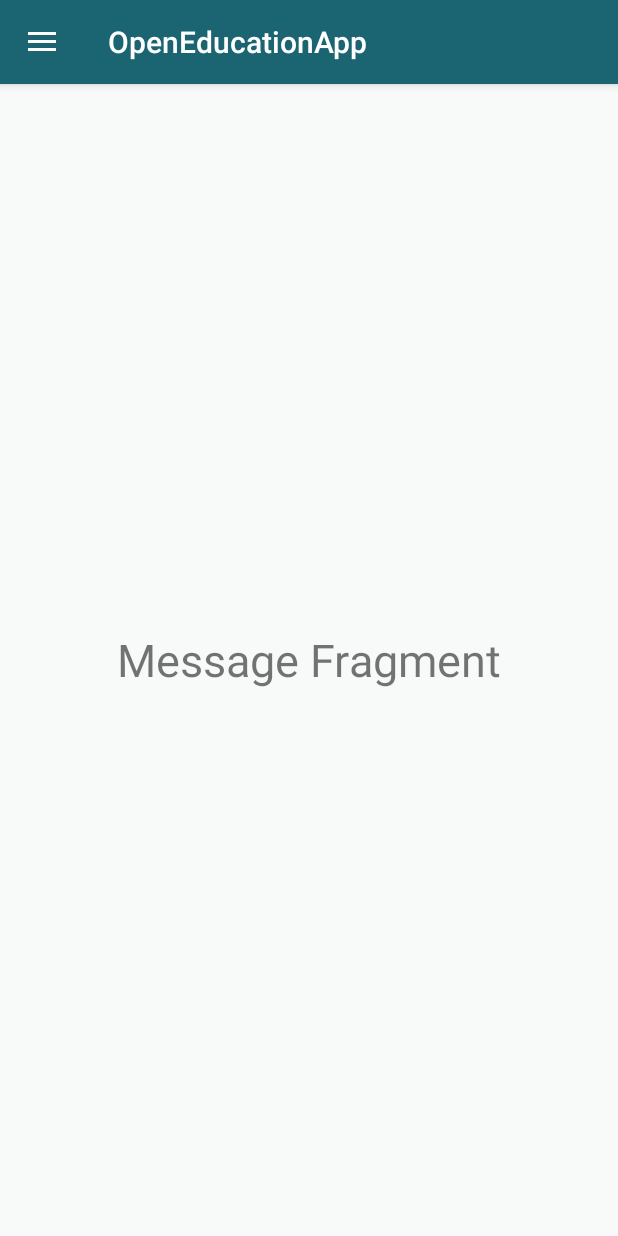
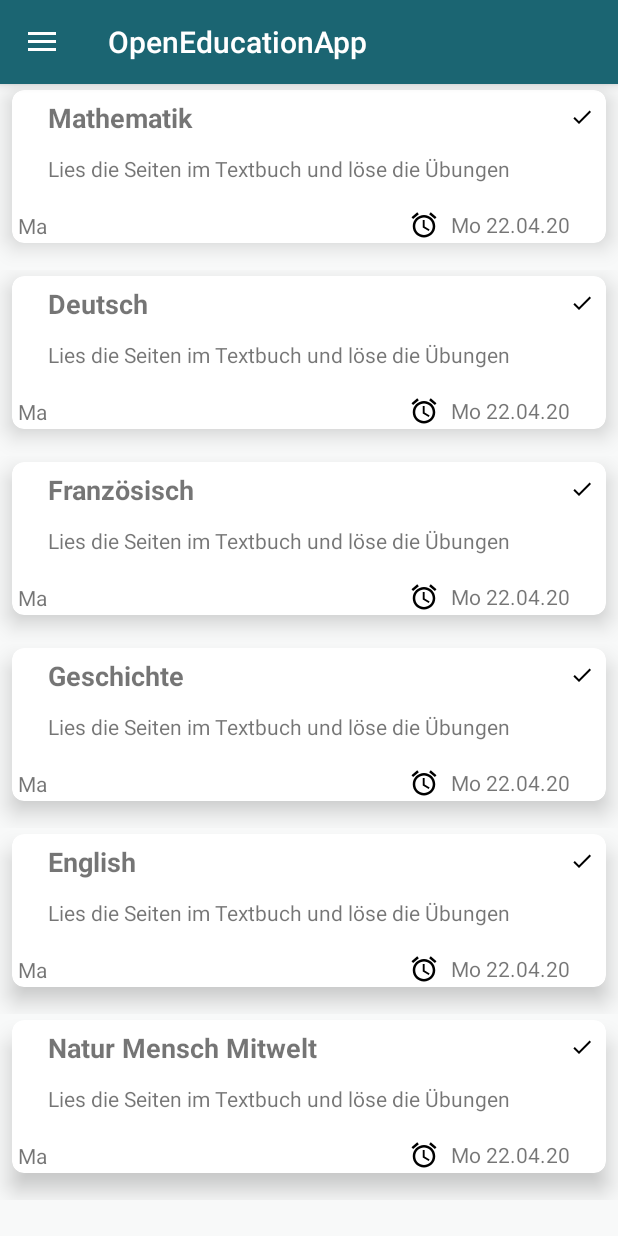
Before and after one commit to kaiott/open-education-app, an Android app: the MainFragment screen opened directly, with no data from a screen before it, on a phone screen of 412 x 824 dp. Run offline under Robolectric (Android 15) with nearby library versions, the phone set to English and light mode, and no system bars.

Commit message:
make recyclerviews for courses and tasks

```diff
--- a/app/src/main/java/com/example/openeducationapp/MainActivity.java
+++ b/app/src/main/java/com/example/openeducationapp/MainActivity.java
@@ -6,6 +6,8 @@ import androidx.appcompat.app.AppCompatActivity;
 import androidx.appcompat.widget.Toolbar;
 import androidx.core.view.GravityCompat;
 import androidx.drawerlayout.widget.DrawerLayout;
+import androidx.recyclerview.widget.LinearLayoutManager;
+import androidx.recyclerview.widget.RecyclerView;
 
 import android.content.Intent;
 import android.os.Bundle;
@@ -41,7 +43,6 @@ public class MainActivity extends AppCompatActivity implements NavigationView.On
                     new MainFragment(R.id.nav_news)).commit();
             navigationView.setCheckedItem(R.id.nav_news);
         }
-
     }
 
     @Override
--- a/app/src/main/java/com/example/openeducationapp/MainFragment.java
+++ b/app/src/main/java/com/example/openeducationapp/MainFragment.java
@@ -8,10 +8,15 @@ import android.view.ViewGroup;
 import androidx.annotation.NonNull;
 import androidx.annotation.Nullable;
 import androidx.fragment.app.Fragment;
+import androidx.recyclerview.widget.LinearLayoutManager;
+import androidx.recyclerview.widget.RecyclerView;
 
 public class MainFragment extends Fragment {
 
     private int nav_item;
+    RecyclerView recyclerView;
+
+
     public MainFragment(int nav_item) {
         this.nav_item = nav_item;
     }
@@ -19,18 +24,38 @@ public class MainFragment extends Fragment {
     @Override
     public View onCreateView(@NonNull LayoutInflater inflater, @Nullable ViewGroup container, @Nullable Bundle savedInstanceState) {
         int fragment;
+
         switch (nav_item) {
             case R.id.nav_news:
-                fragment = R.layout.fragment_news;
+                fragment = R.layout.fragment_recycler;
                 break;
             case R.id.nav_classroom:
-                fragment = R.layout.fragment_classroom;
+                fragment = R.layout.fragment_recycler;
                 break;
             case R.id.nav_chat:
-                fragment = R.layout.fragment_chat;
+                fragment = R.layout.fragment_recycler;
                 break;
-            default: fragment = R.layout.fragment_news;
+            default: fragment = R.layout.fragment_recycler;
         }
-        return inflater.inflate(fragment, container, false);
+        View view = inflater.inflate(fragment, container, false);
+        recyclerView = view.findViewById(R.id.recyclerView);
+        String [] course_names ={"Mathematik", "Deutsch", "Französisch", "Geschichte", "English", "Natur Mensch Mitwelt"};
+        RecyclerView.Adapter myAdapter;
+        switch (nav_item) {
+            case R.id.nav_news:
+                myAdapter = new TaskTileAdapter(getActivity(), course_names);
+                break;
+            case R.id.nav_classroom:
+                myAdapter = new CourseTileAdapter(getActivity(), course_names);
+                break;
+            case R.id.nav_chat:
+                myAdapter = new CourseTileAdapter(getActivity(), course_names);
+                break;
+            default: myAdapter = new CourseTileAdapter(getActivity(), course_names);
+        }
+        recyclerView.setAdapter(myAdapter);
+        recyclerView.setLayoutManager(new LinearLayoutManager(getContext()));
+
+        return view;
     }
 }
--- /dev/null
+++ b/app/src/main/java/com/example/openeducationapp/TaskTileAdapter.java
@@ -0,0 +1,64 @@
+package com.example.openeducationapp;
+
+import android.content.Context;
+import android.view.LayoutInflater;
+import android.view.View;
+import android.view.ViewGroup;
+import android.widget.ImageView;
+import android.widget.TextView;
+
+import androidx.annotation.NonNull;
+import androidx.constraintlayout.widget.ConstraintLayout;
+import androidx.recyclerview.widget.RecyclerView;
+
+public class TaskTileAdapter extends RecyclerView.Adapter<TaskTileAdapter.EventViewHolder> {
+
+    private String [] courses_names;
+    private Context context;
+
+    public TaskTileAdapter(Context ct, String courses_names[]) {
+        context = ct;
+        this.courses_names = courses_names;
+    }
+
+    @NonNull
+    @Override
+    public EventViewHolder onCreateViewHolder(@NonNull ViewGroup parent, int viewType) {
+        LayoutInflater inflater = LayoutInflater.from(context);
+        View view = inflater.inflate(R.layout.task_tile, parent, false);
+        return new EventViewHolder(view);
+    }
+
+    @Override
+    public void onBindViewHolder(@NonNull EventViewHolder holder, final int position) {
+        holder.titleText.setText(courses_names[position]);
+        holder.constraintLayout.setOnClickListener(new View.OnClickListener() {
+            @Override
+            public void onClick(View v) {
+
+            }
+        });
+    }
+
+    @Override
+    public int getItemCount() {
+        return courses_names.length;
+    }
+
+    public class EventViewHolder extends RecyclerView.ViewHolder{
+
+        TextView titleText, detailsText, deadlineText, typeText;
+        ImageView statusImage;
+        ConstraintLayout constraintLayout;
+
+        public EventViewHolder(@NonNull View itemView) {
+            super(itemView);
+            titleText = itemView.findViewById(R.id.task_title);
+            detailsText = itemView.findViewById(R.id.task_details);
+            deadlineText = itemView.findViewById(R.id.task_deadline);
+            typeText = itemView.findViewById(R.id.task_type);
+            statusImage = itemView.findViewById(R.id.task_status);
+            constraintLayout = itemView.findViewById(R.id.mainLayout);
+        }
+    }
+}
--- /dev/null
+++ b/app/src/main/res/drawable/ic_alarm_black_24dp.xml
@@ -0,0 +1,9 @@
+<vector xmlns:android="http://schemas.android.com/apk/res/android"
+        android:width="24dp"
+        android:height="24dp"
+        android:viewportWidth="24.0"
+        android:viewportHeight="24.0">
+    <path
+        android:fillColor="#FF000000"
+        android:pathData="M22,5.72l-4.6,-3.86 -1.29,1.53 4.6,3.86L22,5.72zM7.88,3.39L6.6,1.86 2,5.71l1.29,1.53 4.59,-3.85zM12.5,8L11,8v6l4.75,2.85 0.75,-1.23 -4,-2.37L12.5,8zM12,4c-4.97,0 -9,4.03 -9,9s4.02,9 9,9c4.97,0 9,-4.03 9,-9s-4.03,-9 -9,-9zM12,20c-3.87,0 -7,-3.13 -7,-7s3.13,-7 7,-7 7,3.13 7,7 -3.13,7 -7,7z"/>
+</vector>
--- /dev/null
+++ b/app/src/main/res/drawable/ic_done_black_24dp.xml
@@ -0,0 +1,9 @@
+<vector xmlns:android="http://schemas.android.com/apk/res/android"
+        android:width="24dp"
+        android:height="24dp"
+        android:viewportWidth="24.0"
+        android:viewportHeight="24.0">
+    <path
+        android:fillColor="#FF000000"
+        android:pathData="M9,16.2L4.8,12l-1.4,1.4L9,19 21,7l-1.4,-1.4L9,16.2z"/>
+</vector>
--- a/app/src/main/res/layout/fragment_news.xml
+++ /dev/null
@@ -1,14 +0,0 @@
-<?xml version="1.0" encoding="utf-8"?>
-<RelativeLayout xmlns:android="http://schemas.android.com/apk/res/android"
-    android:layout_width="match_parent"
-    android:layout_height="match_parent"
-    android:background="@color/alt1">
-
-    <TextView
-        android:layout_width="wrap_content"
-        android:layout_height="wrap_content"
-        android:text="Message Fragment"
-        android:textSize="30sp"
-        android:layout_centerInParent="true"/>
-
-</RelativeLayout>
--- /dev/null
+++ b/app/src/main/res/layout/fragment_recycler.xml
@@ -0,0 +1,13 @@
+<?xml version="1.0" encoding="utf-8"?>
+<androidx.constraintlayout.widget.ConstraintLayout xmlns:android="http://schemas.android.com/apk/res/android"
+    android:layout_width="match_parent"
+    android:layout_height="match_parent"
+    android:background="@color/alt1">
+
+    <androidx.recyclerview.widget.RecyclerView
+        android:id="@+id/recyclerView"
+        android:layout_width="match_parent"
+        android:layout_height="match_parent"
+        android:layout_alignParentStart="true"
+        android:layout_alignParentTop="true"/>
+</androidx.constraintlayout.widget.ConstraintLayout>
--- /dev/null
+++ b/app/src/main/res/layout/task_tile.xml
@@ -0,0 +1,105 @@
+<?xml version="1.0" encoding="utf-8"?>
+<androidx.constraintlayout.widget.ConstraintLayout xmlns:android="http://schemas.android.com/apk/res/android"
+    xmlns:app="http://schemas.android.com/apk/res-auto"
+    xmlns:tools="http://schemas.android.com/tools"
+    android:id="@+id/mainLayout"
+    android:layout_width="match_parent"
+    android:layout_height="wrap_content"
+    android:layout_margin="0dp"
+    android:orientation="vertical"
+    android:paddingHorizontal="0dp"
+    android:paddingVertical="0dp">
+
+    <androidx.cardview.widget.CardView
+        android:layout_width="match_parent"
+        android:layout_height="wrap_content"
+        android:layout_marginStart="8dp"
+        android:layout_marginTop="4dp"
+        android:layout_marginEnd="8dp"
+        android:layout_marginBottom="18dp"
+        android:elevation="4dp"
+        app:cardCornerRadius="8dp"
+        app:cardElevation="9dp"
+        app:cardMaxElevation="20dp"
+        app:layout_constraintBottom_toBottomOf="parent"
+        app:layout_constraintEnd_toEndOf="parent"
+        app:layout_constraintStart_toStartOf="parent"
+        app:layout_constraintTop_toTopOf="parent">
+
+        <androidx.constraintlayout.widget.ConstraintLayout
+            android:layout_width="match_parent"
+            android:layout_height="match_parent"
+            android:background="#0092D6C9"
+            android:elevation="0dp"
+            android:paddingVertical="2dp"
+            app:layout_constraintEnd_toEndOf="parent">
+
+            <ImageView
+                android:id="@+id/timeImage"
+                android:layout_width="20dp"
+                android:layout_height="20dp"
+                android:layout_marginEnd="8dp"
+                app:layout_constraintBottom_toBottomOf="@id/task_deadline"
+                app:layout_constraintEnd_toStartOf="@id/task_deadline"
+                app:layout_constraintTop_toTopOf="@id/task_deadline"
+                app:srcCompat="@drawable/ic_alarm_black_24dp" />
+
+            <TextView
+                android:id="@+id/task_title"
+                android:layout_width="0dp"
+                android:layout_height="wrap_content"
+                android:layout_marginStart="24dp"
+                android:layout_marginTop="4dp"
+                android:layout_marginEnd="24dp"
+                android:text="Textbuch Seite 33-35"
+                android:textSize="18sp"
+                android:textStyle="bold"
+                app:layout_constraintEnd_toStartOf="@+id/task_status"
+                app:layout_constraintStart_toStartOf="parent"
+                app:layout_constraintTop_toTopOf="parent" />
+
+            <TextView
+                android:id="@+id/task_deadline"
+                android:layout_width="wrap_content"
+                android:layout_height="wrap_content"
+                android:layout_marginTop="18dp"
+                android:layout_marginEnd="24dp"
+                android:text="Mo 22.04.20"
+                app:layout_constraintEnd_toEndOf="parent"
+                app:layout_constraintTop_toBottomOf="@+id/task_details" />
+
+            <TextView
+                android:id="@+id/task_details"
+                android:layout_width="0dp"
+                android:layout_height="wrap_content"
+                android:layout_marginTop="12dp"
+                android:layout_marginEnd="24dp"
+                android:text="Lies die Seiten im Textbuch und löse die Übungen"
+                android:textSize="14sp"
+                app:layout_constraintEnd_toEndOf="parent"
+                app:layout_constraintStart_toStartOf="@+id/task_title"
+                app:layout_constraintTop_toBottomOf="@+id/task_title" />
+
+            <ImageView
+                android:id="@+id/task_status"
+                android:layout_width="16dp"
+                android:layout_height="16dp"
+                android:layout_marginTop="8dp"
+                android:layout_marginEnd="8dp"
+                app:layout_constraintEnd_toEndOf="parent"
+                app:layout_constraintTop_toTopOf="parent"
+                app:srcCompat="@drawable/ic_done_black_24dp" />
+
+            <TextView
+                android:id="@+id/task_type"
+                android:layout_width="wrap_content"
+                android:layout_height="wrap_content"
+                android:layout_marginStart="4dp"
+                android:text="Ma"
+                app:layout_constraintBottom_toBottomOf="parent"
+                app:layout_constraintStart_toStartOf="parent" />
+
+        </androidx.constraintlayout.widget.ConstraintLayout>
+    </androidx.cardview.widget.CardView>
+
+</androidx.constraintlayout.widget.ConstraintLayout>
```
Also changed, not shown: app/src/main/java/com/example/openeducationapp/CourseTileAdapter.java (added, +71 -0 lines), app/src/main/res/layout/course_tile.xml (added, +79 -0 lines), app/src/main/res/layout/fragment_chat.xml (deleted, +0 -14 lines), app/src/main/res/layout/fragment_classroom.xml (deleted, +0 -14 lines).
